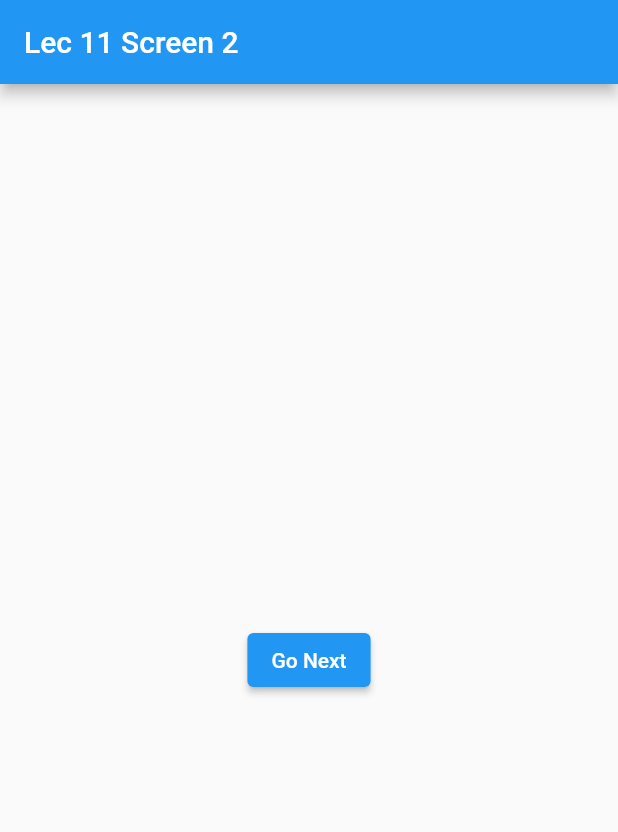
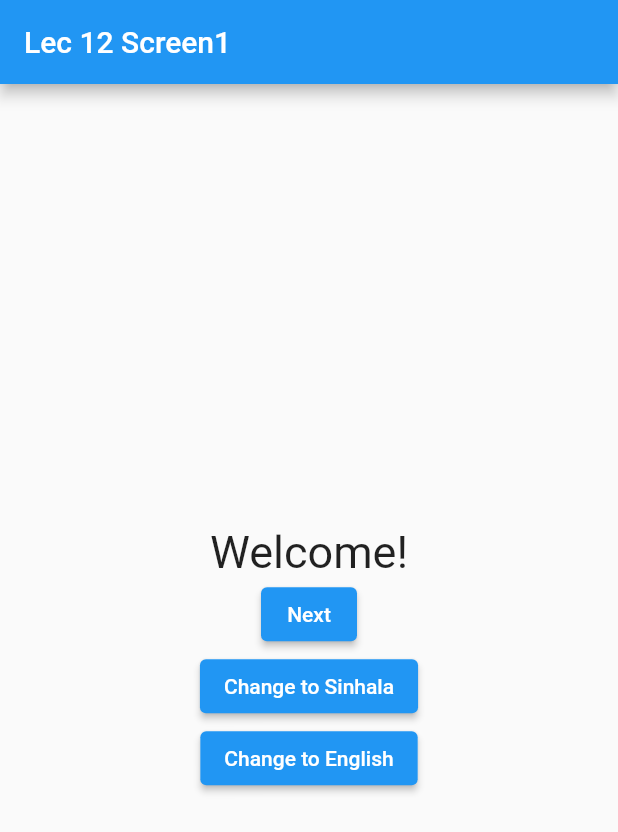
Before and after one commit to Isuranga2/MIHA_Learning, a Flutter app: the screen it shows after launch, on a phone screen of 412 x 824 dp. Shown: the top 832 px of the screen. Run offline on Flutter 3.47's test engine with Material 2 defaults, Android fonts, the phone set to English and light mode, and no system bars; our stand-ins replace flutter_svg, get, page_transition; accounts and stored records are empty.

Commit message:
complete lec 12

```diff
--- /dev/null
+++ b/lib/configs/languageConfig.dart
@@ -0,0 +1,20 @@
+
+import 'package:get/get.dart';
+
+class LanguageConfig extends Translations{
+  @override
+  Map<String, Map<String, String>> get keys => {
+        'en_US': {
+          'Welcome!': 'Welcome!', //? Key: Value
+          'Full Name': 'Full Name',
+          'Title': 'Test Title',
+          'Descrip': 'Hi All',
+        },
+        'si_LK': {
+          'Welcome!': "සාදරයෙන් පිළිගනිමු!",
+          'Full Name': 'සම්පූර්ණ නම',
+          'Title': 'මාතෘකාව',
+          'Descrip': 'ආයුබෝවන් සියල්ලටම',
+        }
+      };
+}
--- a/lib/main.dart
+++ b/lib/main.dart
@@ -1,13 +1,18 @@
+import 'package:MIHA_Learning/configs/languageConfig.dart';
 import 'package:MIHA_Learning/screens/lec10/lec10Screen.dart';
 import 'package:MIHA_Learning/screens/lec10/lec10Screen2.dart';
 import 'package:MIHA_Learning/screens/lec11/lec11Screen.dart';
 import 'package:MIHA_Learning/screens/lec11/lec11Screen2.dart';
+import 'package:MIHA_Learning/screens/lec12/lec12Screen1.dart';
+import 'package:MIHA_Learning/screens/lec12/lec12Screen2.dart';
 import 'package:MIHA_Learning/screens/lec6/lec6Screen.dart';
 
 import 'package:MIHA_Learning/screens/lec8/lec8Screen4.dart';
 import 'package:MIHA_Learning/screens/lec9/lec9Screen.dart';
 import 'package:MIHA_Learning/screens/lec9/lec9Screen2.dart';
 import 'package:flutter/material.dart';
+import 'package:get/get.dart';
+
 
 void main() {
   runApp(const MyApp());
@@ -18,18 +23,22 @@ class MyApp extends StatelessWidget {
 
   @override
   Widget build(BuildContext context) {
-    return MaterialApp(
+    Locale currentLang = Locale('en', 'US');
+    return GetMaterialApp(
       title: 'Flutter Demo',
       theme: ThemeData(
         primarySwatch: Colors.blue,
       ),
+      translations: LanguageConfig(),
+      locale: currentLang,
+      fallbackLocale: Locale('en', 'US'),
       // initialRoute: "/",
       // routes: {
       //   '/': (context) => const Lec8Screen(),
       //   '/second': (context) => const Lec8Screen2(),
       //   '/third': (context) => const Lec8Screen3(),
       // },
-      home: const Lec11Screen2(), //Screen widget
+      home: const Lec12Screen1(), //Screen widget
     );
   }
 }
--- /dev/null
+++ b/lib/screens/lec12/lec12Screen1.dart
@@ -0,0 +1,57 @@
+// ignore_for_file: file_names
+
+import 'package:MIHA_Learning/screens/lec12/lec12Screen2.dart';
+import 'package:flutter/material.dart';
+import 'package:get/get.dart';
+
+class Lec12Screen1 extends StatefulWidget {
+  const Lec12Screen1({super.key});
+
+  @override
+  State<Lec12Screen1> createState() => _Lec12Screen1State();
+}
+
+class _Lec12Screen1State extends State<Lec12Screen1> {
+
+  void changeLanguage(String lan){
+    if(lan == "English"){
+      //Change to english
+      var locale = Locale('en', 'US');
+      Get.updateLocale(locale);
+    }else{
+      //Change to sinhala
+      var locale = Locale('si', 'LK');
+      Get.updateLocale(locale);
+    }
+    setState(() {
+
+    });
+
+  }
+
+  @override
+  Widget build(BuildContext context) {
+    return Scaffold(
+      appBar: AppBar(title: const Text("Lec 12 Screen1")),
+      body: Center(
+        child: Column(
+          mainAxisAlignment: MainAxisAlignment.center,
+          children: [
+            Text("Welcome!".tr,style: TextStyle(fontSize: 30),),
+            ElevatedButton(onPressed: (){
+              Get.to(Lec12Screen2());
+            }, child: Text("Next")),
+
+            ElevatedButton(onPressed: (){
+             changeLanguage("Sinhala");
+            }, child: Text("Change to Sinhala")),
+
+            ElevatedButton(onPressed: (){
+             changeLanguage("English");
+            }, child: Text("Change to English")),
+          ],
+        ),
+      ),
+    );
+  }
+}
--- a/pubspec.yaml
+++ b/pubspec.yaml
@@ -30,6 +30,9 @@ dependencies:
   flutter:
     sdk: flutter
   flutter_svg:
+  page_transition: ^2.0.9
+  animations: ^2.0.7
+  get: ^4.6.5
 
 
   # The following adds the Cupertino Icons font to your application.
```
Also changed, not shown: lib/screens/lec12/lec12Screen2.dart (added, +26 -0 lines), lib/screens/lec12/lec12Screen3.dart (added, +32 -0 lines), pubspec.lock.
